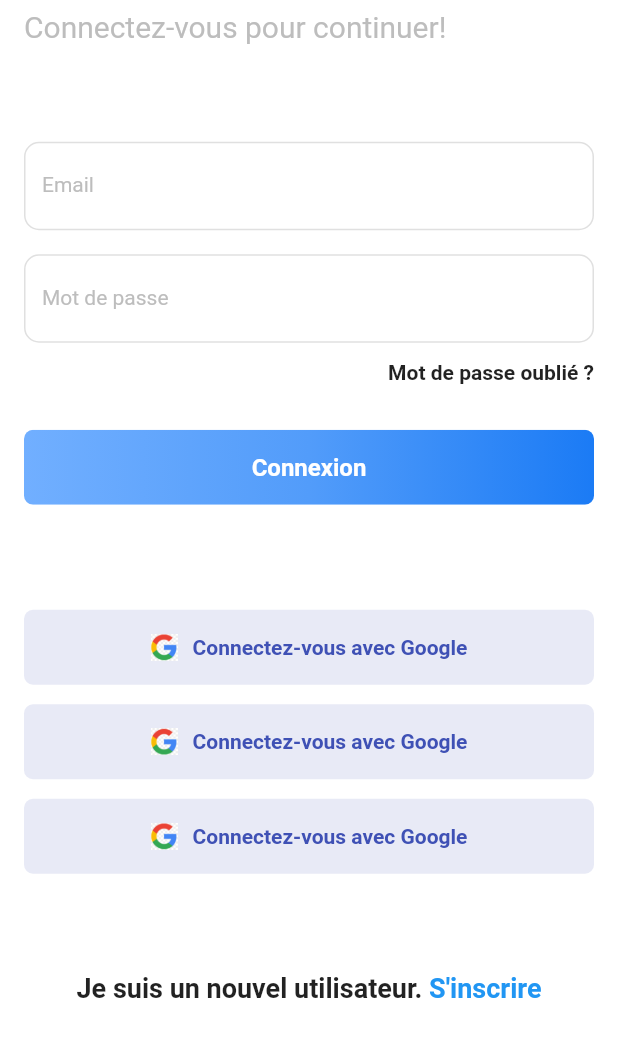
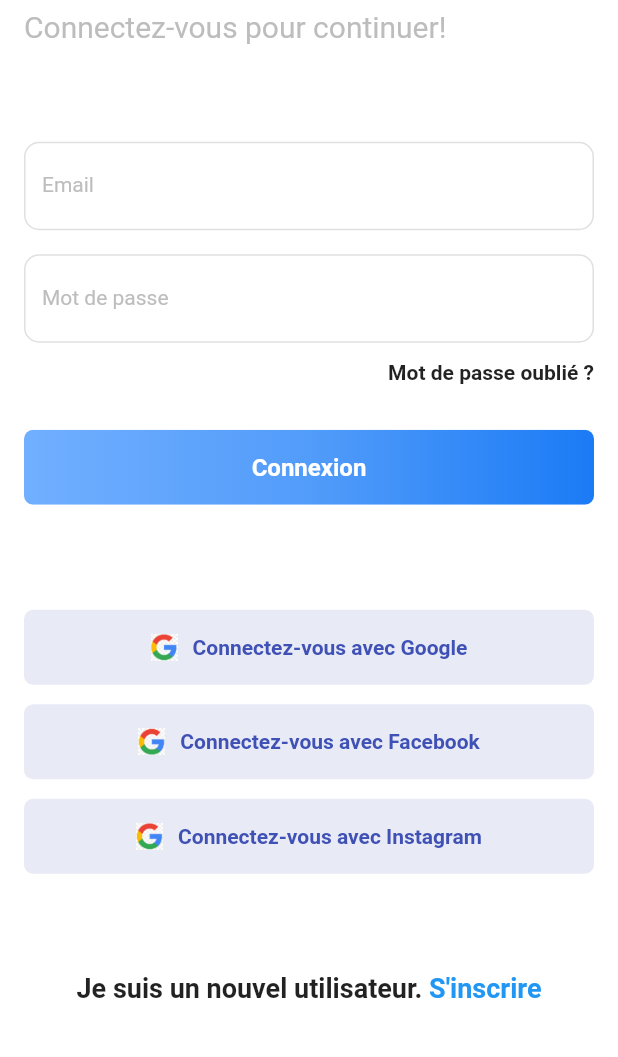
Before and after one commit to Hug0x0/PetsMeetapp, a Flutter app: the screen it shows after launch, on a phone screen of 412 x 824 dp, the part 120-1177 px from its top. Run offline on Flutter 3.47's test engine with Material 2 defaults, Android fonts, the phone set to English and light mode, and no system bars; our stand-ins replace cached_network_image, cloud_firestore, email_validator, firebase_auth, firebase_core, google_maps_flutter; missing offline and left inert: map; accounts and stored records are empty.

Commit message:
change connection with facebook and instagram

```diff
--- a/lib/screens/connection.dart
+++ b/lib/screens/connection.dart
@@ -225,7 +225,7 @@ class _ConnectionState extends State<Connection> {
                             width: 10,
                           ),
                           Text(
-                            "Connectez-vous avec Google",
+                            "Connectez-vous avec Facebook",
                             style: TextStyle(
                                 color: Colors.indigo,
                                 fontWeight: FontWeight.bold),
@@ -258,7 +258,7 @@ class _ConnectionState extends State<Connection> {
                             width: 10,
                           ),
                           Text(
-                            "Connectez-vous avec Google",
+                            "Connectez-vous avec Instagram",
                             style: TextStyle(
                                 color: Colors.indigo,
                                 fontWeight: FontWeight.bold),
```
